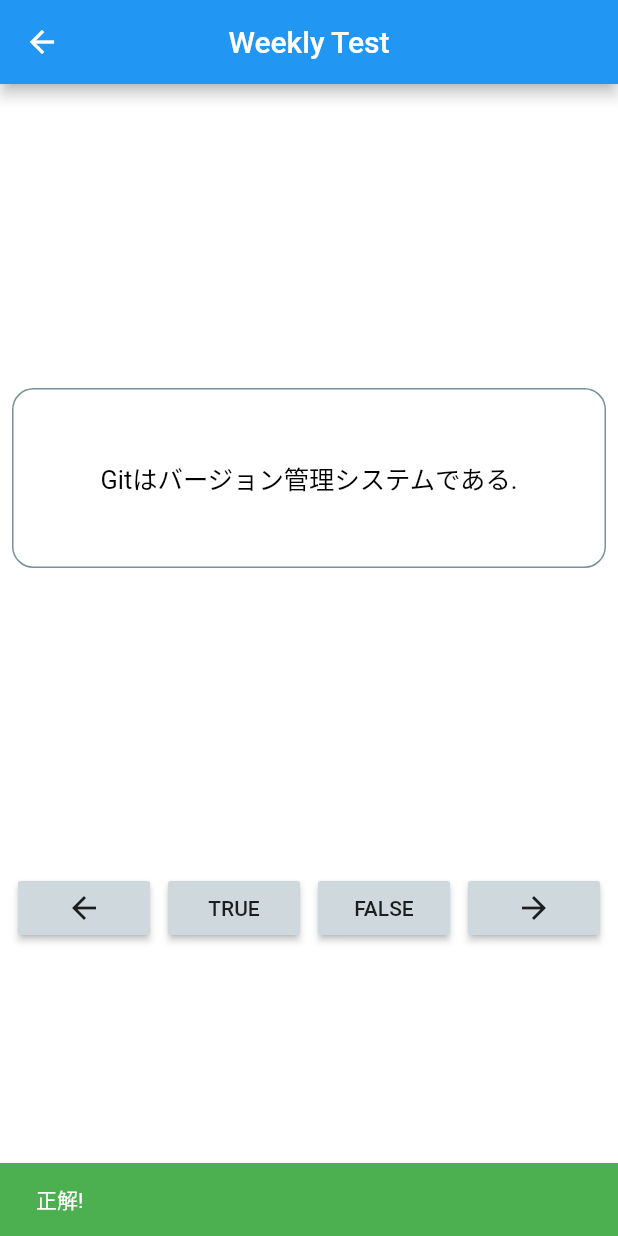
After one commit to lasurstein/team4, a Flutter app: the TestQuizApp screen opened directly, after a tap on the "arrow back" icon, after a tap on "TRUE", on a phone screen of 412 x 824 dp. The commit adds this screen. Run offline on Flutter 3.47's test engine with Material 2 defaults, Android fonts, the phone set to English and light mode, and no system bars; missing offline and left inert: benesse_app, time_machine, timetable.

Commit message:
週末テストの追加

```diff
--- a/lib/mainmenu.dart
+++ b/lib/mainmenu.dart
@@ -2,6 +2,7 @@ import 'package:flutter/material.dart';
 import 'package:team4/avatar/avatormenu.dart';
 import 'package:team4/kadai2.dart';
 import 'package:team4/plan.dart';
+import 'package:team4/weeklytest/testpage.dart';
 
 class MainAppMenu extends StatefulWidget {
   @override
@@ -152,10 +153,10 @@ class _MainAppMenuState extends State<MainAppMenu> {
                         setState(() {
                           Scaffold.of(context).showSnackBar(new SnackBar(
                             content: new Text(
-                              "Make avatar in advance",
+                              "アバターを作成してください",
                               style: TextStyle(
                                 color: Colors.black,
-                                fontSize: 20.0,
+                                fontSize: 15.0,
                                 fontWeight: FontWeight.bold,
                               ),
                             ),
@@ -194,7 +195,7 @@ class _MainAppMenuState extends State<MainAppMenu> {
                         Navigator.of(context).push(
                           MaterialPageRoute(
                             builder: (context) {
-                              return HomeWork();
+                              return TestQuizApp();
                             },
                           ),
                         );
@@ -209,10 +210,10 @@ class _MainAppMenuState extends State<MainAppMenu> {
                         setState(() {
                           Scaffold.of(context).showSnackBar(new SnackBar(
                             content: new Text(
-                              "Make avatar in advance",
+                              "予定を入力してください",
                               style: TextStyle(
                                 color: Colors.black,
-                                fontSize: 20.0,
+                                fontSize: 15.0,
                                 fontWeight: FontWeight.bold,
                               ),
                             ),
@@ -224,7 +225,7 @@ class _MainAppMenuState extends State<MainAppMenu> {
                     },
                     color: Colors.green,
                     child: Text(
-                      "学習課題",
+                      "週末テスト",
                       style: TextStyle(
                         fontSize: 20.0,
                         color: Colors.white,
--- /dev/null
+++ b/lib/weeklytest/testpage.dart
@@ -0,0 +1,131 @@
+import 'package:flutter/material.dart';
+
+class TestQuizApp extends StatefulWidget {
+  @override
+  _TestQuizAppState createState() => _TestQuizAppState();
+}
+
+class _TestQuizAppState extends State<TestQuizApp> {
+  int _currentQuestionIndex = 0;
+
+  List questionBank = [
+    Question.name("Gitはバージョン管理システムである.", true),
+    Question.name("Fluttarはプログラミング言語の一種である.", false),
+    Question.name("dartはJavaScriptの代替となることを目的としてつくられた.", true),
+    Question.name("問題は以上です!", true),
+  ];
+
+  @override
+  Widget build(BuildContext context) {
+    return Scaffold(
+      appBar: AppBar(
+        title: Text("Weekly Test"),
+        centerTitle: true,
+      ),
+      backgroundColor: Colors.white,
+      body: Builder(
+        builder: (BuildContext context) => Container(
+          child: Column(
+            mainAxisAlignment: MainAxisAlignment.center,
+            children: <Widget>[
+              Spacer(),
+              Padding(
+                padding: const EdgeInsets.all(8.0),
+                child: Container(
+                  decoration: BoxDecoration(
+                    color: Colors.transparent,
+                    borderRadius: BorderRadius.circular(14.4),
+                    border: Border.all(
+                        color: Colors.blueGrey.shade400,
+                        style: BorderStyle.solid),
+                  ),
+                  height: 120.0,
+                  child: Center(
+                    child: Text(
+                      questionBank[_currentQuestionIndex].questionText,
+                      style: TextStyle(
+                        fontSize: 16.9,
+                        color: Colors.black,
+                      ),
+                    ),
+                  ),
+                ),
+              ),
+              Spacer(),
+              Row(
+                mainAxisAlignment: MainAxisAlignment.spaceEvenly,
+                children: <Widget>[
+                  RaisedButton(
+                    onPressed: () => _previousQuestion(),
+                    color: Colors.blueGrey.shade100,
+                    child: Icon(
+                      Icons.arrow_back,
+                    ),
+                  ),
+                  RaisedButton(
+                    onPressed: () => _checkAnswer(true, context),
+                    color: Colors.blueGrey.shade100,
+                    child: Text("TRUE"),
+                  ),
+                  RaisedButton(
+                    onPressed: () => _checkAnswer(false, context),
+                    color: Colors.blueGrey.shade100,
+                    child: Text("FALSE"),
+                  ),
+                  RaisedButton(
+                    onPressed: () => _nextQuestion(),
+                    color: Colors.blueGrey.shade100,
+                    child: Icon(
+                      Icons.arrow_forward,
+                    ),
+                  ),
+                ],
+              ),
+              Spacer(),
+            ],
+          ),
+        ),
+      ),
+    );
+  }
+
+  _checkAnswer(bool userChoice, BuildContext context) {
+    setState(() {
+      if (userChoice == questionBank[_currentQuestionIndex].isCorrect) {
+        final snackbar = SnackBar(
+            backgroundColor: Colors.green,
+            //duration: Duration(microseconds: 10000),
+            content: Text("正解!"));
+        Scaffold.of(context).showSnackBar(snackbar);
+        _nextQuestion();
+      } else {
+        final snackbar = SnackBar(
+            backgroundColor: Colors.red,
+            //duration: Duration(microseconds: 10000),
+            content: Text("不正解!"));
+
+        Scaffold.of(context).showSnackBar(snackbar);
+        _nextQuestion();
+      }
+    });
+  }
+
+  _previousQuestion() {
+    setState(() {
+      _currentQuestionIndex = (_currentQuestionIndex - 1) % questionBank.length;
+    });
+  }
+
+  _nextQuestion() {
+    setState(() {
+        _currentQuestionIndex =
+            (_currentQuestionIndex + 1) % questionBank.length;
+    });
+  }
+}
+
+class Question{
+  String questionText;
+  bool isCorrect;
+  Question.name(this.questionText,this.isCorrect);
+}
```
